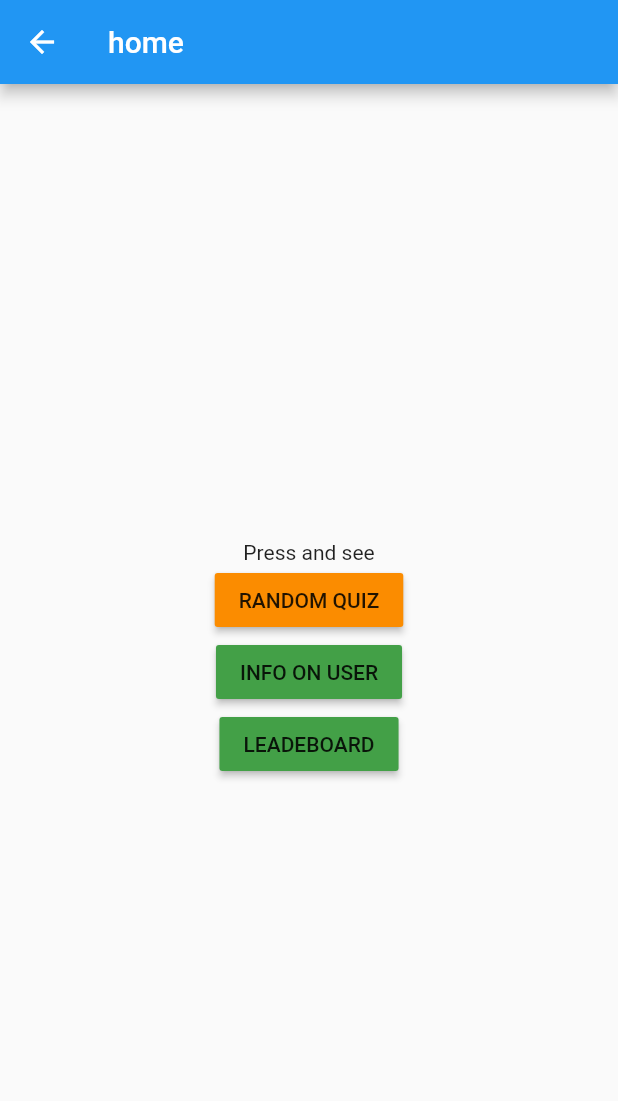
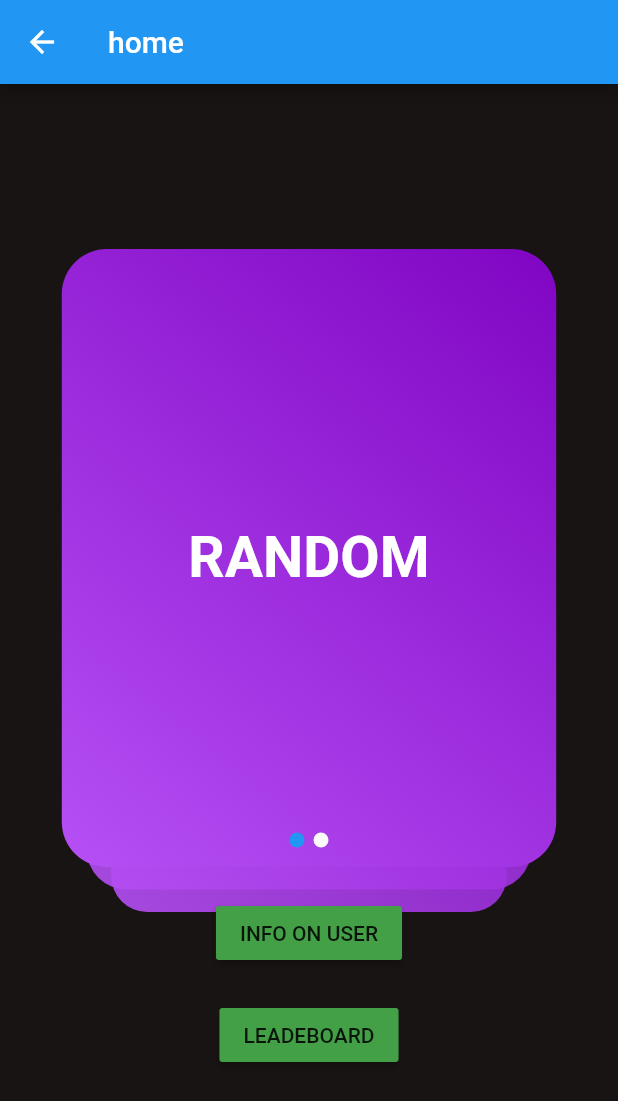
Before and after one commit to orsoFra/Spotiquiz, a Flutter app: the screen it shows after launch, after a tap on "Login", on a phone screen of 412 x 824 dp. Shown: the top 1101 px of the screen. Run offline on Flutter 3.47's test engine with Material 2 defaults, Android fonts, the phone set to English and light mode, and no system bars; drawn by our look-alikes of card_swiper; our stand-ins replace assets_audio_player, cloud_firestore, firebase_core, flutter_dotenv, flutter_secure_storage, flutter_svg and 1 more; missing offline and left inert: flutter_web_auth, test; accounts and stored records are empty; network calls fail.

Commit message:
updated homepage graphics + added card swiper for homepage + hopefully fixed this null quesitons problem

```diff
--- a/lib/screens/homepage.dart
+++ b/lib/screens/homepage.dart
@@ -2,6 +2,11 @@ import 'package:flutter/material.dart';
 import 'package:spotiquiz/screens/leaderboard_page.dart';
 import 'package:spotiquiz/screens/questionpage.dart';
 import 'package:spotiquiz/screens/userpage.dart';
+import 'package:card_swiper/card_swiper.dart';
+import 'package:spotiquiz/services/questionApi.dart';
+import 'package:http/http.dart' as http;
+
+final qApi = QuestionAPI();
 
 class MyHomePage extends StatefulWidget {
   const MyHomePage({super.key, required this.title});
@@ -15,28 +20,75 @@ class MyHomePage extends StatefulWidget {
 class _MyHomePageState extends State<MyHomePage> {
   @override
   Widget build(BuildContext context) {
+    MediaQueryData queryData = MediaQuery.of(context);
     return Scaffold(
+      backgroundColor: Color.fromARGB(255, 25, 20, 20),
       appBar: AppBar(
         // Here we take the value from the MyHomePage object that was created by
         // the App.build method, and use it to set our appbar title.
         title: Text(widget.title),
       ),
       body: Center(
-        // Center is a layout widget. It takes a single child and positions it
-        // in the middle of the parent.
         child: Column(
           mainAxisAlignment: MainAxisAlignment.center,
           children: <Widget>[
-            const Text(
-              'Press and see',
+            Container(
+              height: queryData.size.height * 0.5,
+              width: queryData.size.width * 0.8,
+              child: FutureBuilder<List<String>>(
+                future: qApi.generateHomeSuggestions(http.Client()),
+                builder: (context, snapshot) {
+                  if (snapshot.hasData) {
+                    return Swiper(
+                      itemBuilder: (BuildContext context, int index) {
+                        return Container(
+                          height: 100,
+                          decoration: BoxDecoration(
+                            borderRadius: BorderRadius.circular(30),
+                            gradient: LinearGradient(
+                              begin: Alignment.topRight,
+                              end: Alignment.bottomLeft,
+                              colors: [
+                                Color.fromARGB(255, 128, 5, 195),
+                                Color.fromARGB(255, 182, 80, 245),
+                              ],
+                            ),
+                          ),
+                          child: Center(
+                            child: ElevatedButton(
+                                onPressed: () {
+                                  Navigator.of(context).push(MaterialPageRoute(builder: (context) => QuestionPage()));
+                                },
+                                style: ElevatedButton.styleFrom(primary: Colors.transparent, shadowColor: Colors.transparent),
+                                child: (snapshot.data![index] == 'RANDOM')
+                                    ? Text('RANDOM',
+                                        style: TextStyle(
+                                          color: Colors.white,
+                                          fontSize: 38,
+                                          fontWeight: FontWeight.bold,
+                                        ))
+                                    : Text('LISTENING',
+                                        style: TextStyle(
+                                          color: Colors.white,
+                                          fontSize: 38,
+                                          fontWeight: FontWeight.bold,
+                                        ))),
+                          ),
+                        );
+                      },
+                      itemCount: 2,
+                      pagination: const SwiperPagination(),
+                      control: const SwiperControl(color: Colors.transparent),
+                      itemHeight: queryData.size.height * 0.5,
+                      itemWidth: queryData.size.width * 0.8,
+                      layout: SwiperLayout.TINDER,
+                    );
+                  }
+                  return CircularProgressIndicator.adaptive();
+                },
+              ),
             ),
-            MaterialButton(
-              onPressed: () {
-                Navigator.of(context).push(MaterialPageRoute(builder: (context) => QuestionPage()));
-              },
-              color: Colors.orange[600],
-              child: Text("RANDOM QUIZ"),
-            ),
+            Padding(padding: EdgeInsets.symmetric(vertical: 10)),
             MaterialButton(
               onPressed: () {
                 Navigator.of(context).push(MaterialPageRoute(builder: (context) => UserPage()));
@@ -44,6 +96,7 @@ class _MyHomePageState extends State<MyHomePage> {
               color: Colors.green[600],
               child: Text("INFO ON USER"),
             ),
+            Padding(padding: EdgeInsets.symmetric(vertical: 10)),
             MaterialButton(
               onPressed: () {
                 Navigator.of(context).push(MaterialPageRoute(builder: (context) => Leaderboard()));
--- a/lib/screens/resultpage.dart
+++ b/lib/screens/resultpage.dart
@@ -22,9 +22,7 @@ void getID(int score) async {
       //print("Document data:" + doc.data().toString());
       db.collection("scores").doc(id).update({'totalScore': score + doc.data()!['totalScore']});
     } else {
-      db.collection("scores").doc(id).set({'totalScore': score});
-      db.collection("scores").doc(id).set({'id': id});
-      db.collection("scores").doc(id).set({'name': name});
+      db.collection("scores").doc(id).set({'id': id, 'totalScore': score, 'name': name});
     }
   });
 }
--- a/lib/services/questionApi.dart
+++ b/lib/services/questionApi.dart
@@ -13,6 +13,13 @@ final storage = MyStorage(sStorage);
 
 class QuestionAPI {
   final api = API(storage);
+
+  Future<List<String>> generateHomeSuggestions(http.Client http) async {
+    List<String> suggestions = [];
+    suggestions.add('RANDOM');
+    suggestions.add('LISTENING');
+    return suggestions;
+  }
 
   Future<QuestionModel> generateRandomQuestion(http.Client http) async {
     var questionGenerators = [
@@ -30,10 +37,35 @@ class QuestionAPI {
     return futureQuestion;
   }
 
+  Future<QuestionModel> generateListeningQuestion(http.Client http) async {
+    var questionGenerators = [
+      generateRandomQuestion_SongToListen,
+      generateRandomQuestion_AlbumToListen,
+      generateRandomQuestion_AuthorToListen,
+    ];
+    int chosenGenerator = Random().nextInt(questionGenerators.length);
+    var questionGenerator = questionGenerators[chosenGenerator];
+    Future<QuestionModel> futureQuestion = questionGenerator(http);
+    QuestionModel question = await futureQuestion;
+    return futureQuestion;
+  }
+
   List<Future<QuestionModel>> generateRandomQuestions(http.Client http, int numQuestions) {
     List<Future<QuestionModel>> questions = [];
     for (int i = 0; i < numQuestions; i++) {
       Future<QuestionModel> futureQuestion = generateRandomQuestion(http);
+      questions.add(futureQuestion);
+    }
+    //CHECKS FOR HAVING ALL DIFFERENT QUESTIONS
+    if (questions.toSet().toList().length < numQuestions) return generateRandomQuestions(http, numQuestions);
+
+    return questions;
+  }
+
+  List<Future<QuestionModel>> generateListeningQuestions(http.Client http, int numQuestions) {
+    List<Future<QuestionModel>> questions = [];
+    for (int i = 0; i < numQuestions; i++) {
+      Future<QuestionModel> futureQuestion = generateListeningQuestion(http);
       questions.add(futureQuestion);
     }
     //CHECKS FOR HAVING ALL DIFFERENT QUESTIONS
@@ -78,7 +110,6 @@ class QuestionAPI {
     return questionModel;
   }
 
-  //generate a song and get the url
   Future<QuestionModel> generateRandomQuestion_SongToListen(http.Client http) async {
     // TODO: sometimes answers are duplicated
     Map<dynamic, dynamic> song = await api.getRandomSongFromLibraryJSON(http);
--- a/pubspec.yaml
+++ b/pubspec.yaml
@@ -53,6 +53,7 @@ dependencies:
   build_runner: ^2.3.0
   firebase_core: ^2.4.1
   cloud_firestore: ^4.3.1
+  card_swiper: ^2.0.4
 
 dev_dependencies:
   flutter_test:
```
Also changed, not shown: lib/services/api.dart (+6 -2 lines), pubspec.lock.
